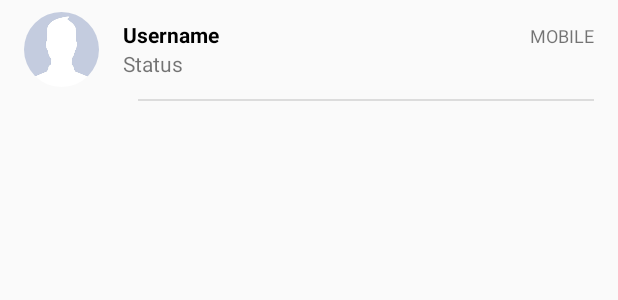
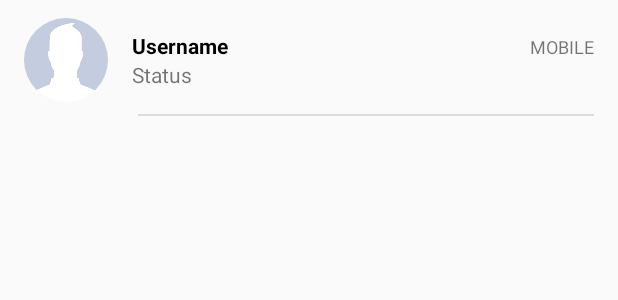
Before and after one commit to brad007/Whatsapp_plus, an Android app: the layout row_contact.xml on its own in the app's theme, with its tools: preview values and no code run, on a phone screen of 412 x 824 dp. Shown: the top 300 px of the screen. Run offline under Robolectric (Android 15) with nearby library versions, the phone set to English and light mode, and no system bars.

Commit message:
updated design

```diff
--- a/app/src/main/java/com/fire/fire/whatsapp/adapters/ContactAdapter.java
+++ b/app/src/main/java/com/fire/fire/whatsapp/adapters/ContactAdapter.java
@@ -40,6 +40,7 @@ public class ContactAdapter extends CursorRecyclerViewAdapter<ContactAdapter.Con
                         .DISPLAY_NAME
         ));
 
+        viewHolder.setUsername(username);
         long contactId = getItemId(cursor.getPosition());
         long photoId = cursor.getLong(cursor.getColumnIndex(
                 ContactsContract.Data.PHOTO_ID
--- a/app/src/main/java/com/fire/fire/whatsapp/ui/activities/MainActivity.java
+++ b/app/src/main/java/com/fire/fire/whatsapp/ui/activities/MainActivity.java
@@ -106,9 +106,6 @@ public class MainActivity extends AppCompatActivity {
                 return true;
             case R.id.action_new_broadcast:
                 Utils.showToast(MainActivity.this, R.string.menu_title_new_broadcast);
-                return true;
-            case R.id.action_whatsapp_web:
-                Utils.showToast(MainActivity.this, R.string.menu_title_whatsapp_web);
                 return true;
             case R.id.action_starred_messages:
                 Utils.showToast(MainActivity.this, R.string.menu_title_starred_messages);
--- a/app/src/main/res/layout/fragment_main.xml
+++ b/app/src/main/res/layout/fragment_main.xml
@@ -1,6 +1,7 @@
 <FrameLayout xmlns:android="http://schemas.android.com/apk/res/android"
              android:layout_width="match_parent"
-             android:layout_height="match_parent">
+             android:layout_height="match_parent"
+             android:background="@android:color/white">
 
     <android.support.v7.widget.RecyclerView
         xmlns:tools="http://schemas.android.com/tools"
--- a/app/src/main/res/layout/row_contact.xml
+++ b/app/src/main/res/layout/row_contact.xml
@@ -4,7 +4,7 @@
               android:layout_height="wrap_content"
               android:layout_marginLeft="16dp"
               android:layout_marginRight="16dp"
-              android:layout_marginTop="8dp"
+              android:layout_marginTop="12dp"
               android:orientation="vertical">
 
     <LinearLayout
@@ -15,8 +15,8 @@
 
         <de.hdodenhof.circleimageview.CircleImageView
             android:id="@+id/image_view_contact_display"
-            android:layout_width="50dp"
-            android:layout_height="50dp"
+            android:layout_width="56dp"
+            android:layout_height="56dp"
             android:src="@drawable/facebook_avatar"/>
 
         <LinearLayout
@@ -51,6 +51,7 @@
             </LinearLayout>
 
             <TextView
+                android:maxLines="1"
                 android:layout_width="match_parent"
                 android:layout_height="wrap_content"
                 android:text="Status"/>
--- a/app/src/main/res/menu/menu_main.xml
+++ b/app/src/main/res/menu/menu_main.xml
@@ -16,11 +16,6 @@
     <item
         android:id="@+id/action_new_broadcast"
         android:title="@string/menu_title_new_broadcast"
-        app:showAsAction="never"/>
-
-    <item
-        android:id="@+id/action_whatsapp_web"
-        android:title="@string/menu_title_whatsapp_web"
         app:showAsAction="never"/>
 
     <item
--- a/app/src/main/res/values/colors.xml
+++ b/app/src/main/res/values/colors.xml
@@ -1,8 +1,8 @@
 <?xml version="1.0" encoding="utf-8"?>
 <resources>
-    <color name="colorPrimary">#075e54</color>
-    <color name="colorPrimaryDark">#054D44</color>
-    <color name="colorAccent">#075e54</color>
+    <color name="colorPrimary">#2196F3</color>
+    <color name="colorPrimaryDark">#1976D2</color>
+    <color name="colorAccent">#03A9F4</color>
     <color name="divider">#BDBDBD</color>
-    <color name="scrollbar">#546E7A</color>
+    <color name="scrollbar">#1976D2</color>
 </resources>
--- a/app/src/main/res/values/strings.xml
+++ b/app/src/main/res/values/strings.xml
@@ -1,10 +1,9 @@
 <resources>
-    <string name="app_name">Whatsapp+</string>
+    <string name="app_name">BLÜE</string>
     <string name="action_settings">Settings</string>
     <string name="section_format">Hello World from section: %1$d</string>
     <string name="menu_title_new_group">New group</string>
     <string name="menu_title_new_broadcast">New broadcast</string>
-    <string name="menu_title_whatsapp_web">Whatsapp Web</string>
     <string name="menu_title_starred_messages">Starred messages</string>
     <string name="menu_title_status">Status</string>
 </resources>
```
Also changed, not shown: app/src/main/ic_launcher-web.png (added), app/src/main/res/mipmap-hdpi/ic_launcher.png, app/src/main/res/mipmap-mdpi/ic_launcher.png, app/src/main/res/mipmap-xhdpi/ic_launcher.png, app/src/main/res/mipmap-xxhdpi/ic_launcher.png, app/src/main/res/mipmap-xxxhdpi/ic_launcher.png.
